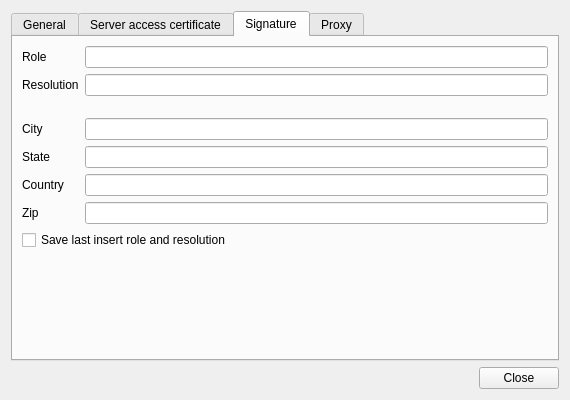
Above: client/ui/SettingsDialog.ui from open-eid/qdigidoc before the change. Below: the same form after it.
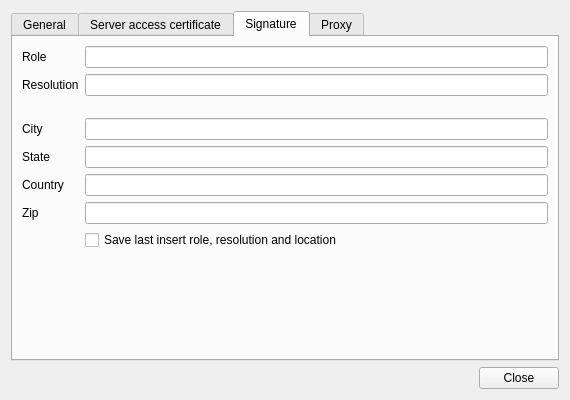
That is the form after the change. The open tabs and pages were chosen to show the change.

Diff of the .ui file:
```diff
--- a/client/ui/SettingsDialog.ui
+++ b/client/ui/SettingsDialog.ui
@@ -338,26 +338,13 @@
        <item row="6" column="1">
         <widget class="QLineEdit" name="signZipInput"/>
        </item>
-       <item row="7" column="0" colspan="2">
+       <item row="7" column="1">
         <widget class="QCheckBox" name="signOverwrite">
          <property name="text">
-          <string>Save last insert role and resolution</string>
+          <string>Save last insert role, resolution and location</string>
          </property>
         </widget>
        </item>
-       <item row="8" column="0">
-        <spacer name="tabSignatureSpacer">
-         <property name="orientation">
-          <enum>Qt::Vertical</enum>
-         </property>
-         <property name="sizeHint" stdset="0">
-          <size>
-           <width>20</width>
-           <height>40</height>
-          </size>
-         </property>
-        </spacer>
-       </item>
       </layout>
      </widget>
      <widget class="QWidget" name="tabProxy">
```
Left out of the diff: 26 changed lines with no effect on the pictures.
